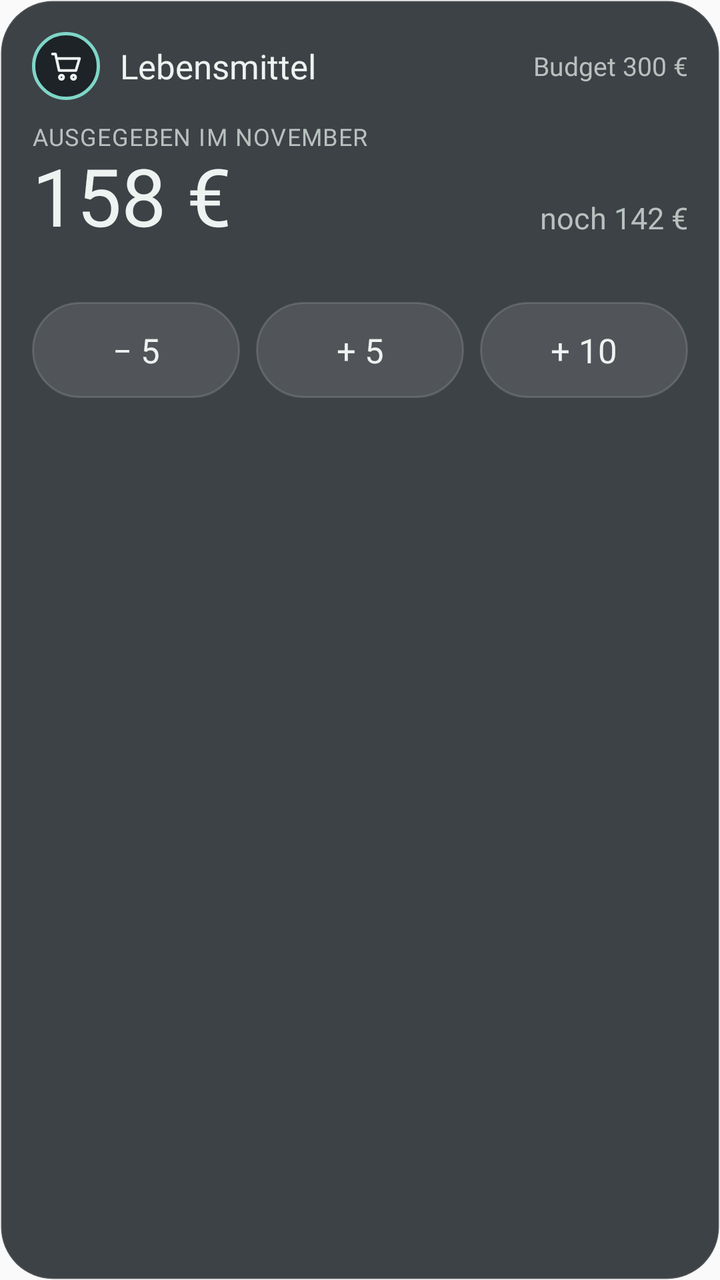
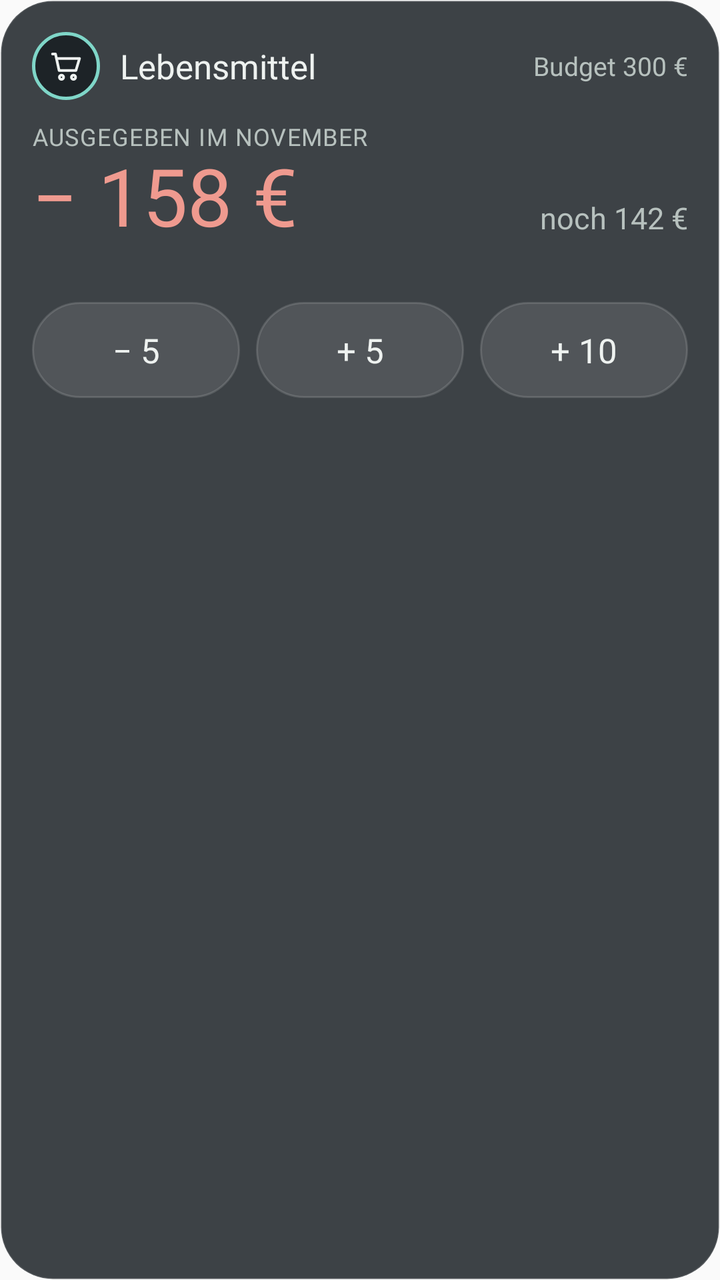

The first picture is an Android layout as it rendered before a commit; the second is the same layout after the commit. The layout source and the unified diff follow.
<!-- AndroidManifest.xml: application theme AppTheme -->
<!-- res/layout/widget_budget.xml -->
<?xml version="1.0" encoding="utf-8"?>
<LinearLayout xmlns:android="http://schemas.android.com/apk/res/android"
    android:id="@+id/wurzel" android:layout_width="match_parent" android:layout_height="match_parent"
    android:orientation="vertical" android:background="@drawable/widget_hg" android:padding="16dp">

    <LinearLayout android:id="@+id/kopf" android:layout_width="match_parent" android:layout_height="wrap_content" android:orientation="horizontal" android:gravity="center_vertical">
        <FrameLayout android:layout_width="34dp" android:layout_height="34dp" android:background="@drawable/symbol_hg">
            <ImageView android:id="@+id/symbol" android:layout_width="match_parent" android:layout_height="match_parent" android:padding="8dp" android:src="@drawable/ic_wagen" android:contentDescription="@null"/>
            <TextView android:id="@+id/symbolEmoji" android:layout_width="match_parent" android:layout_height="match_parent" android:gravity="center" android:textSize="17sp" android:includeFontPadding="false" android:visibility="gone"/>
        </FrameLayout>
        <TextView android:id="@+id/name" android:layout_width="0dp" android:layout_height="wrap_content" android:layout_weight="1" android:layout_marginLeft="10dp" android:text="Lebensmittel" android:textColor="#EEF2F0" android:textSize="17sp" android:fontFamily="@font/barlow_semibold" android:maxLines="1" android:ellipsize="end"/>
        <TextView android:id="@+id/budget" android:layout_width="wrap_content" android:layout_height="wrap_content" android:text="Budget 300 €" android:textColor="#B7C1BE" android:textSize="13sp" android:fontFamily="@font/barlow_regular" android:visibility="visible"/>
    </LinearLayout>

    <LinearLayout android:layout_width="match_parent" android:layout_height="wrap_content" android:orientation="horizontal" android:gravity="bottom" android:layout_marginTop="10dp">
        <LinearLayout android:id="@+id/betragbereich" android:layout_width="0dp" android:layout_height="wrap_content" android:layout_weight="1" android:orientation="vertical">
            <TextView android:id="@+id/label" android:layout_width="wrap_content" android:layout_height="wrap_content" android:text="AUSGEGEBEN IM NOVEMBER" android:textColor="#B7C1BE" android:textSize="12sp" android:letterSpacing="0.04" android:fontFamily="@font/barlow_regular" android:visibility="visible"/>
            <TextView android:id="@+id/betrag" android:layout_width="wrap_content" android:layout_height="wrap_content" android:text="158 €" android:textColor="#EEF2F0" android:textSize="40sp" android:fontFamily="@font/barlow_light" android:includeFontPadding="false"/>
        </LinearLayout>
        <TextView android:id="@+id/rest" android:layout_width="wrap_content" android:layout_height="wrap_content" android:paddingBottom="4dp" android:text="noch 142 €" android:textColor="#B7C1BE" android:textSize="15sp" android:fontFamily="@font/barlow_regular" android:visibility="visible"/>
    </LinearLayout>
    <TextView android:id="@+id/info" android:layout_width="match_parent" android:layout_height="wrap_content" android:layout_marginTop="2dp" android:text="noch 142 € von 300 €" android:textColor="#B7C1BE" android:textSize="13sp" android:fontFamily="@font/barlow_regular" android:maxLines="2" android:visibility="gone"/>

    <ImageView android:id="@+id/balken" android:layout_width="match_parent" android:layout_height="8dp" android:layout_marginTop="10dp" android:scaleType="fitXY" android:contentDescription="@null"/>

    <TextView android:id="@+id/hinweis" android:layout_width="match_parent" android:layout_height="wrap_content" android:layout_marginTop="8dp" android:text="vorher 158 € · dazu 15 € · noch nicht gebucht" android:textColor="#DFE6B0" android:textSize="14sp" android:fontFamily="@font/barlow_regular" android:visibility="gone"/>

    <LinearLayout android:id="@+id/schritte" android:layout_width="match_parent" android:layout_height="wrap_content" android:orientation="horizontal" android:layout_marginTop="10dp"><TextView android:id="@+id/s1" android:layout_width="0dp" android:layout_height="48dp" android:layout_weight="1" android:background="@drawable/knopf" android:gravity="center" android:text="− 5" android:textColor="#EEF2F0" android:textSize="17sp" android:fontFamily="@font/barlow_semibold" android:maxLines="1" android:ellipsize="end" /><TextView android:layout_width="8dp" android:layout_height="1dp"/><TextView android:id="@+id/s2" android:layout_width="0dp" android:layout_height="48dp" android:layout_weight="1" android:background="@drawable/knopf" android:gravity="center" android:text="+ 5" android:textColor="#EEF2F0" android:textSize="17sp" android:fontFamily="@font/barlow_semibold" android:maxLines="1" android:ellipsize="end" /><TextView android:layout_width="8dp" android:layout_height="1dp"/><TextView android:id="@+id/s3" android:layout_width="0dp" android:layout_height="48dp" android:layout_weight="1" android:background="@drawable/knopf" android:gravity="center" android:text="+ 10" android:textColor="#EEF2F0" android:textSize="17sp" android:fontFamily="@font/barlow_semibold" android:maxLines="1" android:ellipsize="end" /></LinearLayout>

    <LinearLayout android:id="@+id/aktion" android:layout_width="match_parent" android:layout_height="wrap_content" android:orientation="horizontal" android:layout_marginTop="8dp" android:visibility="gone">
        <TextView android:id="@+id/abbrechen" android:layout_width="0dp" android:layout_height="48dp" android:layout_weight="1" android:background="@drawable/knopf_leise" android:gravity="center" android:text="Abbrechen" android:textColor="#B7C1BE" android:textSize="15sp" android:fontFamily="@font/barlow_regular" android:maxLines="1" android:ellipsize="end" /><TextView android:layout_width="8dp" android:layout_height="1dp"/><TextView android:id="@+id/buchen" android:layout_width="0dp" android:layout_height="48dp" android:layout_weight="2" android:background="@drawable/knopf_haupt" android:gravity="center" android:text="15 € buchen" android:textColor="#FFFFFF" android:textSize="16sp" android:fontFamily="@font/barlow_semibold" android:maxLines="1" android:ellipsize="end" />
    </LinearLayout>

    <LinearLayout android:id="@+id/gebucht" android:layout_width="match_parent" android:layout_height="wrap_content" android:orientation="vertical" android:layout_marginTop="10dp" android:visibility="gone">
        <ImageView android:layout_width="match_parent" android:layout_height="1dp" android:src="@drawable/linie" android:scaleType="fitXY" android:contentDescription="@null"/>
        <LinearLayout android:layout_width="match_parent" android:layout_height="wrap_content" android:orientation="horizontal" android:gravity="center_vertical" android:layout_marginTop="8dp">
            <TextView android:id="@+id/gebuchtText" android:layout_width="0dp" android:layout_height="wrap_content" android:layout_weight="1" android:text="15 € gebucht. Wo? (optional)" android:textColor="#EEF2F0" android:textSize="14sp" android:fontFamily="@font/barlow_regular" android:maxLines="2"/>
            <TextView android:id="@+id/rueck1" android:layout_width="wrap_content" android:layout_height="36dp" android:background="@drawable/knopf_leise" android:gravity="center" android:paddingLeft="14dp" android:paddingRight="14dp" android:text="Rückgängig" android:textColor="#7FD6C8" android:textSize="14sp" android:fontFamily="@font/barlow_semibold"/>
        </LinearLayout>
        <LinearLayout android:layout_width="match_parent" android:layout_height="wrap_content" android:orientation="horizontal" android:layout_marginTop="8dp"><TextView android:id="@+id/c1" android:layout_width="0dp" android:layout_height="36dp" android:layout_weight="1" android:background="@drawable/chip" android:gravity="center" android:text="Edeka" android:textColor="#EEF2F0" android:textSize="14sp" android:fontFamily="@font/barlow_regular" android:maxLines="1" android:ellipsize="end" android:paddingLeft="8dp" android:paddingRight="8dp"/><TextView android:layout_width="6dp" android:layout_height="1dp"/><TextView android:id="@+id/c2" android:layout_width="0dp" android:layout_height="36dp" android:layout_weight="1" android:background="@drawable/chip" android:gravity="center" android:text="Bäcker" android:textColor="#EEF2F0" android:textSize="14sp" android:fontFamily="@font/barlow_regular" android:maxLines="1" android:ellipsize="end" android:paddingLeft="8dp" android:paddingRight="8dp"/><TextView android:layout_width="6dp" android:layout_height="1dp"/><TextView android:id="@+id/c3" android:layout_width="0dp" android:layout_height="36dp" android:layout_weight="1" android:background="@drawable/chip" android:gravity="center" android:text="dm" android:textColor="#EEF2F0" android:textSize="14sp" android:fontFamily="@font/barlow_regular" android:maxLines="1" android:ellipsize="end" android:paddingLeft="8dp" android:paddingRight="8dp"/></LinearLayout>
        <LinearLayout android:layout_width="match_parent" android:layout_height="wrap_content" android:orientation="horizontal" android:layout_marginTop="6dp"><TextView android:id="@+id/c4" android:layout_width="0dp" android:layout_height="36dp" android:layout_weight="1" android:background="@drawable/chip" android:gravity="center" android:text="Wochenmarkt" android:textColor="#EEF2F0" android:textSize="14sp" android:fontFamily="@font/barlow_regular" android:maxLines="1" android:ellipsize="end" android:paddingLeft="8dp" android:paddingRight="8dp"/><TextView android:layout_width="6dp" android:layout_height="1dp"/><TextView android:id="@+id/c5" android:layout_width="0dp" android:layout_height="36dp" android:layout_weight="1" android:background="@drawable/chip" android:gravity="center" android:text="Überspringen" android:textColor="#EEF2F0" android:textSize="14sp" android:fontFamily="@font/barlow_regular" android:maxLines="1" android:ellipsize="end" android:paddingLeft="8dp" android:paddingRight="8dp"/><TextView android:layout_width="6dp" android:layout_height="1dp"/><TextView android:layout_width="0dp" android:layout_height="1dp" android:layout_weight="1"/></LinearLayout>
    </LinearLayout>

    <LinearLayout android:id="@+id/zuletzt" android:layout_width="match_parent" android:layout_height="wrap_content" android:orientation="vertical" android:layout_marginTop="10dp" android:visibility="gone">
        <ImageView android:layout_width="match_parent" android:layout_height="1dp" android:src="@drawable/linie" android:scaleType="fitXY" android:contentDescription="@null"/>
        <LinearLayout android:layout_width="match_parent" android:layout_height="wrap_content" android:orientation="horizontal" android:gravity="center_vertical" android:layout_marginTop="8dp">
            <ImageView android:layout_width="16dp" android:layout_height="16dp" android:src="@drawable/ic_haken" android:contentDescription="@null"/>
            <TextView android:id="@+id/zuletztText" android:layout_width="0dp" android:layout_height="wrap_content" android:layout_weight="1" android:layout_marginLeft="8dp" android:text="Zuletzt: 15 € · Edeka" android:textColor="#B7C1BE" android:textSize="14sp" android:fontFamily="@font/barlow_regular" android:maxLines="2"/>
            <TextView android:id="@+id/rueck2" android:layout_width="wrap_content" android:layout_height="36dp" android:background="@drawable/knopf_leise" android:gravity="center" android:paddingLeft="14dp" android:paddingRight="14dp" android:text="Rückgängig" android:textColor="#7FD6C8" android:textSize="14sp" android:fontFamily="@font/barlow_semibold"/>
        </LinearLayout>
    </LinearLayout>
</LinearLayout>
<!-- resources referenced by this layout -->
<resources>
  <!-- drawable chip (drawable) -->
  <?xml version="1.0" encoding="utf-8"?>
  <shape xmlns:android="http://schemas.android.com/apk/res/android" android:shape="rectangle">
      <solid android:color="#0FFFFFFF"/>
      <stroke android:width="1dp" android:color="#24FFFFFF"/>
      <corners android:radius="18dp"/>
  </shape>
  <!-- drawable ic_haken (drawable) -->
  <?xml version="1.0" encoding="utf-8"?>
  <vector xmlns:android="http://schemas.android.com/apk/res/android" android:width="16dp" android:height="16dp" android:viewportWidth="24" android:viewportHeight="24">
      <path android:strokeColor="#7FD6C8" android:strokeWidth="2.2" android:strokeLineCap="round" android:strokeLineJoin="round" android:fillColor="#00000000" android:pathData="M5,12.5 L9.5,17 L19,7"/>
  </vector>
  <!-- drawable ic_wagen (drawable) -->
  <?xml version="1.0" encoding="utf-8"?>
  <vector xmlns:android="http://schemas.android.com/apk/res/android" android:width="24dp" android:height="24dp" android:viewportWidth="24" android:viewportHeight="24">
      <path android:strokeColor="#EEF2F0" android:strokeWidth="1.8" android:strokeLineCap="round" android:strokeLineJoin="round" android:fillColor="#00000000" android:pathData="M3,4 L5,4 L7.4,15 L18.6,15 L21,7 L6.2,7 M7.6,19.5 A1.4,1.4 0 1 0 10.4,19.5 A1.4,1.4 0 1 0 7.6,19.5 M15.6,19.5 A1.4,1.4 0 1 0 18.4,19.5 A1.4,1.4 0 1 0 15.6,19.5"/>
  </vector>
  <!-- drawable knopf (drawable) -->
  <?xml version="1.0" encoding="utf-8"?>
  <shape xmlns:android="http://schemas.android.com/apk/res/android" android:shape="rectangle">
      <solid android:color="#1AFFFFFF"/>
      <stroke android:width="1dp" android:color="#24FFFFFF"/>
      <corners android:radius="24dp"/>
  </shape>
  <!-- drawable knopf_haupt (drawable) -->
  <?xml version="1.0" encoding="utf-8"?>
  <shape xmlns:android="http://schemas.android.com/apk/res/android" android:shape="rectangle">
      <solid android:color="#3A6B5C"/>
      <corners android:radius="24dp"/>
  </shape>
  <!-- drawable knopf_leise (drawable) -->
  <?xml version="1.0" encoding="utf-8"?>
  <shape xmlns:android="http://schemas.android.com/apk/res/android" android:shape="rectangle">
      <solid android:color="#00000000"/>
      <stroke android:width="1dp" android:color="#24FFFFFF"/>
      <corners android:radius="24dp"/>
  </shape>
  <!-- drawable linie (drawable) -->
  <?xml version="1.0" encoding="utf-8"?>
  <shape xmlns:android="http://schemas.android.com/apk/res/android" android:shape="rectangle">
      <solid android:color="#1AFFFFFF"/>
      <size android:height="1dp"/>
  </shape>
  <!-- drawable symbol_hg (drawable) -->
  <?xml version="1.0" encoding="utf-8"?>
  <shape xmlns:android="http://schemas.android.com/apk/res/android" android:shape="oval">
      <solid android:color="#1D2327"/>
      <stroke android:width="1.5dp" android:color="#7FD6C8"/>
  </shape>
  <!-- drawable widget_hg (drawable) -->
  <?xml version="1.0" encoding="utf-8"?>
  <shape xmlns:android="http://schemas.android.com/apk/res/android" android:shape="rectangle">
      <solid android:color="#D91D2327"/>
      <stroke android:width="1dp" android:color="#1FFFFFFF"/>
      <corners android:radius="26dp"/>
  </shape>
  <style name="AppTheme" parent="Theme.AppCompat.Light.DarkActionBar">
          
          <item name="colorPrimary">@color/colorPrimary</item>
          <item name="colorPrimaryDark">@color/colorPrimaryDark</item>
          <item name="colorAccent">@color/colorAccent</item>
      </style>
</resources>

<!-- the commit's change to res/layout/widget_budget.xml (unified diff, before → after) -->
@@ -15,7 +15,7 @@
     <LinearLayout android:layout_width="match_parent" android:layout_height="wrap_content" android:orientation="horizontal" android:gravity="bottom" android:layout_marginTop="10dp">
         <LinearLayout android:id="@+id/betragbereich" android:layout_width="0dp" android:layout_height="wrap_content" android:layout_weight="1" android:orientation="vertical">
             <TextView android:id="@+id/label" android:layout_width="wrap_content" android:layout_height="wrap_content" android:text="AUSGEGEBEN IM NOVEMBER" android:textColor="#B7C1BE" android:textSize="12sp" android:letterSpacing="0.04" android:fontFamily="@font/barlow_regular" android:visibility="visible"/>
-            <TextView android:id="@+id/betrag" android:layout_width="wrap_content" android:layout_height="wrap_content" android:text="158 €" android:textColor="#EEF2F0" android:textSize="40sp" android:fontFamily="@font/barlow_light" android:includeFontPadding="false"/>
+            <TextView android:id="@+id/betrag" android:layout_width="wrap_content" android:layout_height="wrap_content" android:text="− 158 €" android:textColor="#EF9A8F" android:textSize="40sp" android:fontFamily="@font/barlow_light" android:includeFontPadding="false"/>
         </LinearLayout>
         <TextView android:id="@+id/rest" android:layout_width="wrap_content" android:layout_height="wrap_content" android:paddingBottom="4dp" android:text="noch 142 €" android:textColor="#B7C1BE" android:textSize="15sp" android:fontFamily="@font/barlow_regular" android:visibility="visible"/>
     </LinearLayout>
